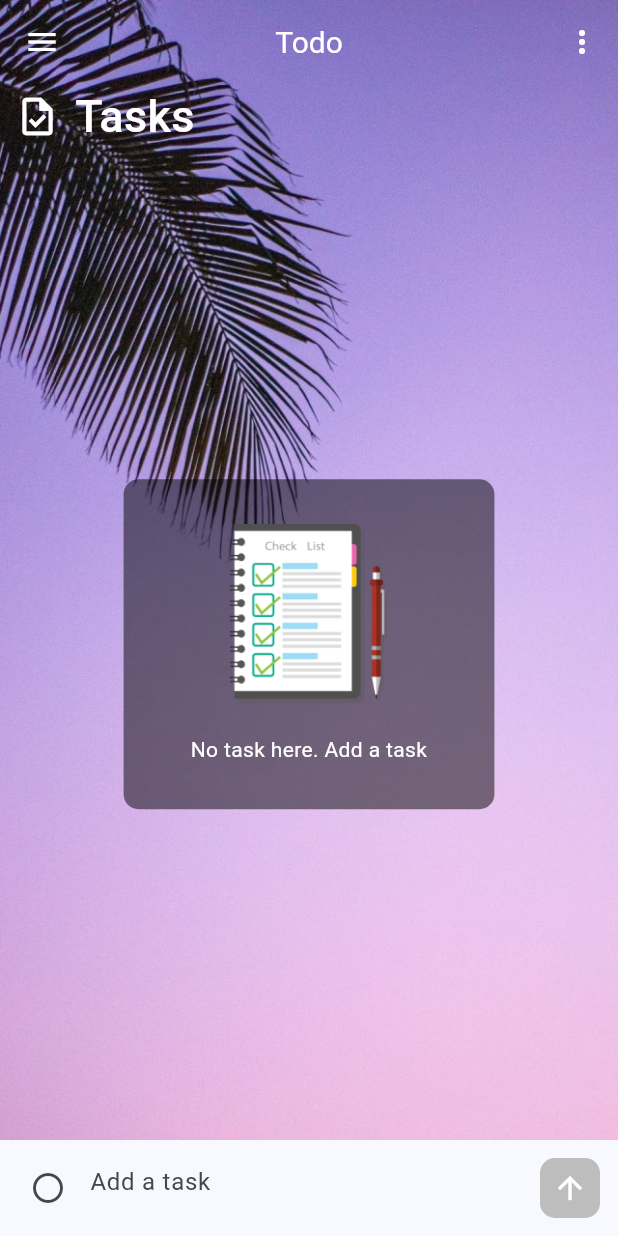
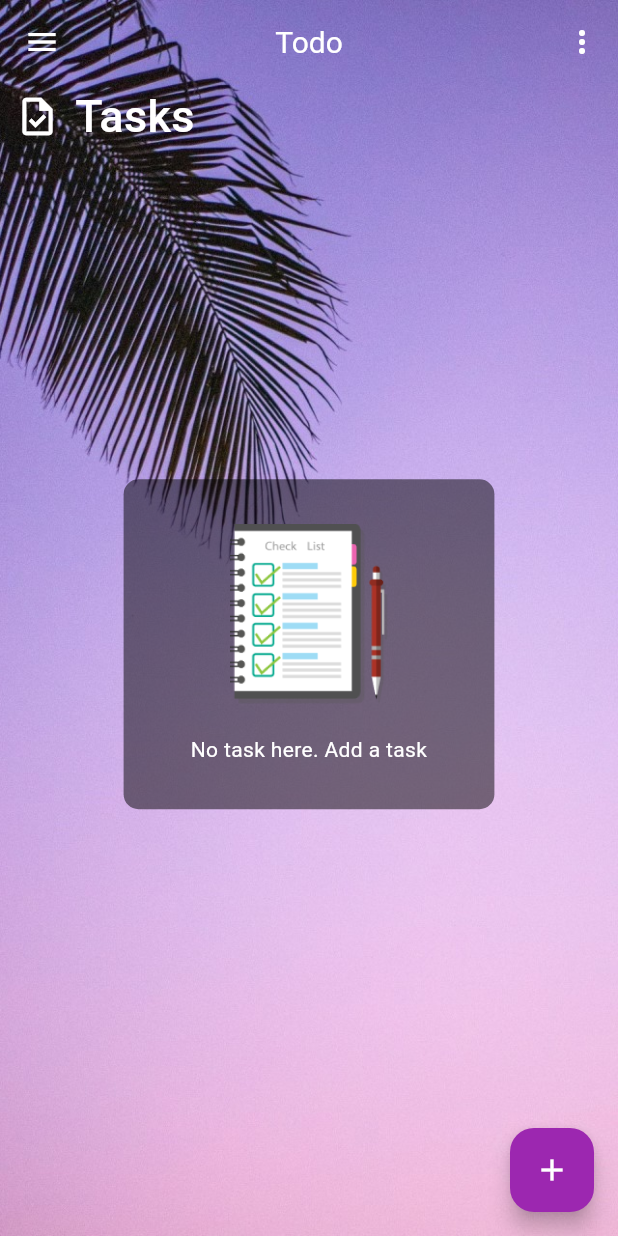
Before and after one commit to davidjeffrey058/flutter-todo, a Flutter app: the screen it shows after launch, on a phone screen of 412 x 824 dp. Run offline on Flutter 3.47's test engine with Material 3 defaults, Android fonts, the phone set to English and light mode, and no system bars; our stand-ins replace flutter_bloc, hive, hive_flutter; accounts and stored records are empty.

Commit message:
Changed The add task layout

```diff
--- a/lib/screens/components/add_task_layout.dart
+++ b/lib/screens/components/add_task_layout.dart
@@ -12,7 +12,7 @@ class AddTaskLayout extends StatelessWidget {
   final TaskListBloc listBloc;
   final String category;
   final ScrollController scrollController;
-  final bool isMobile;
+  // final bool isMobile;
 
   const AddTaskLayout(
       {super.key,
@@ -23,18 +23,21 @@ class AddTaskLayout extends StatelessWidget {
       required this.listBloc,
       required this.category,
       required this.scrollController,
-      required this.isMobile});
+      });
 
   @override
   Widget build(BuildContext context) {
+
+    final maxWidth = MediaQuery.of(context).size.width;
+
     return SizedBox(
       width: MediaQuery.of(context).size.width,
       child: Container(
         decoration: BoxDecoration(
-            boxShadow: focusNode.hasFocus
+            boxShadow: focusNode.hasFocus && maxWidth <= 992
                 ? [
                     BoxShadow(
-                        color: Colors.grey.shade300.withOpacity(0.5),
+                        color: Colors.grey.withOpacity(0.5),
                         offset: const Offset(0, -1),
                         blurRadius: 6,
                         spreadRadius: 3)
@@ -59,7 +62,7 @@ class AddTaskLayout extends StatelessWidget {
                         onSaved: (value) {},
                       ),
                     ),
-                    if(controller.text.isNotEmpty && !isMobile)const Row(
+                    if(controller.text.isNotEmpty && maxWidth >= 992)const Row(
                       children: [
                         Tooltip(
                           message: 'Set Due Date',
@@ -123,7 +126,7 @@ class AddTaskLayout extends StatelessWidget {
                     ),
                   ],
                 ),
-                if (controller.text.isNotEmpty && isMobile)
+                if (controller.text.isNotEmpty && maxWidth <= 992)
                   const Row(
                     mainAxisAlignment: MainAxisAlignment.spaceEvenly,
                     children: [
--- a/lib/screens/home.dart
+++ b/lib/screens/home.dart
@@ -62,7 +62,6 @@ class _HomeState extends State<Home> {
           builder: (context, constraint) {
             if (constraint.maxWidth <= 992) {
               return HomeLayout(
-                showDrawer: true,
                 gestureDetectorOnTap: () => _focusNode.unfocus(),
                 value: value,
                 scrollController: _scrollController,
@@ -93,7 +92,6 @@ class _HomeState extends State<Home> {
                     ),
                     Expanded(
                       child: HomeLayout(
-                        showDrawer: false,
                         gestureDetectorOnTap: () => _focusNode.unfocus(),
                         value: value,
                         scrollController: _scrollController,
@@ -102,7 +100,6 @@ class _HomeState extends State<Home> {
                         controller: _controller,
                         focusNode: _focusNode,
                         emptyMessageWidth: 300,
-                        isMobile: false,
                       )
                     )
                   ],
--- a/lib/screens/layouts/home_layout.dart
+++ b/lib/screens/layouts/home_layout.dart
@@ -21,11 +21,11 @@ class HomeLayout extends StatelessWidget {
   final TextEditingController editingController;
   final TextEditingController controller;
   final FocusNode focusNode;
-  final bool showDrawer;
-  final bool isMobile;
+  // final bool showDrawer;
+  // final bool isMobile;
 
-  const HomeLayout(
-      {super.key,
+  const HomeLayout({
+    super.key,
     this.gestureDetectorOnTap,
     required this.value,
     required this.scrollController,
@@ -33,12 +33,13 @@ class HomeLayout extends StatelessWidget {
     required this.editingController,
     required this.controller,
     required this.focusNode,
-      required this.showDrawer,
     this.emptyMessageWidth,
-      this.isMobile = true});
+  });
 
   @override
   Widget build(BuildContext context) {
+    final maxWidth = MediaQuery.of(context).size.width;
+
     return GestureDetector(
         onTap: gestureDetectorOnTap,
         child: Container(
@@ -66,28 +67,25 @@ class HomeLayout extends StatelessWidget {
                           emptyMessageWidth: emptyMessageWidth,
                           imageName:
                               getOptionProperties(value)['emptyMessageImage'],
-                            message:
-                                getOptionProperties(value)['emptyMessage']);
+                          message: getOptionProperties(value)['emptyMessage']);
                     } else {
                       return Expanded(
                         child: Padding(
-                            padding:
-                                const EdgeInsets.symmetric(horizontal: 10.0),
+                          padding: const EdgeInsets.symmetric(horizontal: 10.0),
                           child: ListView.builder(
                             controller: scrollController,
                             shrinkWrap: true,
-                              itemCount:
-                                  categoryList(value, state.tasks).length,
+                            itemCount: categoryList(value, state.tasks).length,
                             itemBuilder: (context, index) {
                               Map task =
                                   categoryList(value, state.tasks)[index];
 
                               //Gets number of tasks per category
-                                myDayListLength = categoryList(
-                                        DrawerOptions.myDay, state.tasks)
+                              myDayListLength =
+                                  categoryList(DrawerOptions.myDay, state.tasks)
                                       .length;
-                                taskListLength = categoryList(
-                                        DrawerOptions.tasks, state.tasks)
+                              taskListLength =
+                                  categoryList(DrawerOptions.tasks, state.tasks)
                                       .length;
                               importantListLength = categoryList(
                                       DrawerOptions.important, state.tasks)
@@ -108,8 +106,7 @@ class HomeLayout extends StatelessWidget {
                                           task: TaskModel(
                                               task: task['task'],
                                               isChecked: !task['isChecked'],
-                                                isImportant:
-                                                    task['isImportant'],
+                                              isImportant: task['isImportant'],
                                               category: task['category']),
                                           key: task['key']));
                                     },
@@ -118,17 +115,15 @@ class HomeLayout extends StatelessWidget {
                                           task: TaskModel(
                                               task: task['task'],
                                               isChecked: task['isChecked'],
-                                                isImportant:
-                                                    !task['isImportant'],
+                                              isImportant: !task['isImportant'],
                                               category: task['category']),
                                           key: task['key']));
                                     },
-                                      onDismissed:
-                                          (DismissDirection direction) {
+                                    onDismissed: (DismissDirection direction) {
                                       if (direction ==
                                           DismissDirection.endToStart) {
-                                          listBloc.add(
-                                              DeleteTask(key: task['key']));
+                                        listBloc
+                                            .add(DeleteTask(key: task['key']));
                                         ScaffoldMessenger.of(context)
                                             .showSnackBar(const SnackBar(
                                           content: Text('Task Deleted'),
@@ -145,8 +140,7 @@ class HomeLayout extends StatelessWidget {
                                             context: context,
                                             builder: (context) {
                                               return AlertDialog(
-                                                  title:
-                                                      const Text('Edit task'),
+                                                title: const Text('Edit task'),
                                                 content: Column(
                                                   mainAxisSize:
                                                       MainAxisSize.min,
@@ -173,12 +167,12 @@ class HomeLayout extends StatelessWidget {
                                                             isImportant: task[
                                                                 'isImportant'],
                                                             category: task[
-                                                                      'category']),
-                                                              key:
-                                                                  task['key']));
+                                                                'category'],
+                                                          ),
+                                                          key: task['key'],
+                                                        ));
 
-                                                          Navigator.pop(
-                                                              context);
+                                                        Navigator.pop(context);
                                                       },
                                                       child:
                                                           const Text('Save')),
@@ -186,8 +180,8 @@ class HomeLayout extends StatelessWidget {
                                                       onPressed: () =>
                                                           Navigator.pop(
                                                               context),
-                                                        child: const Text(
-                                                            'Cancel'))
+                                                      child:
+                                                          const Text('Cancel'))
                                                 ],
                                               );
                                             });
@@ -214,7 +208,10 @@ class HomeLayout extends StatelessWidget {
                 ),
 
                 //Add task section
-                  AddTaskLayout(
+                Opacity(
+                  // duration: const Duration(milliseconds: 200),
+                  opacity: maxWidth <= 992 && !focusNode.hasFocus ? 0.0 : 1,
+                  child: AddTaskLayout(
                     scrollController: scrollController,
                     iconColor: getOptionProperties(value)['iconColor'],
                     category: getOptionProperties(value)['title'],
@@ -222,11 +219,11 @@ class HomeLayout extends StatelessWidget {
                     controller: controller,
                     value: value,
                     listBloc: listBloc,
-                    isMobile: isMobile,
+                  ),
                 ),
               ],
             ),
-              drawer: showDrawer
+            drawer: maxWidth <= 992
                 ? Drawer(
                     child: DrawerLayout(
                       options: options,
@@ -238,9 +235,22 @@ class HomeLayout extends StatelessWidget {
                       ],
                     ),
                   )
-                  : null),
+                : null,
+            floatingActionButton: maxWidth <= 992 && !focusNode.hasFocus
+                ? FloatingActionButton(
+                    onPressed: () => focusNode.requestFocus(),
+                    backgroundColor: getOptionProperties(value)['iconColor'],
+                    tooltip: 'Add task',
+                    child: const Icon(
+                      Icons.add,
+                      color: Colors.white,
+                    ),
+                  )
+                : null,
+          ),
         ));
   }
+
   PreferredSizeWidget myAppBar() {
     return AppBar(
       centerTitle: true,
--- a/pubspec.yaml
+++ b/pubspec.yaml
@@ -33,6 +33,7 @@ dependencies:
   hive:
   hive_flutter:
   flutter_bloc:
+  bloc:
   http:
 
 
```
Also changed, not shown: lib/main.dart (+4 -9 lines), lib/theme.dart (added, +18 -0 lines), pubspec.lock. Lines whose indentation alone changed are shown as unchanged.
